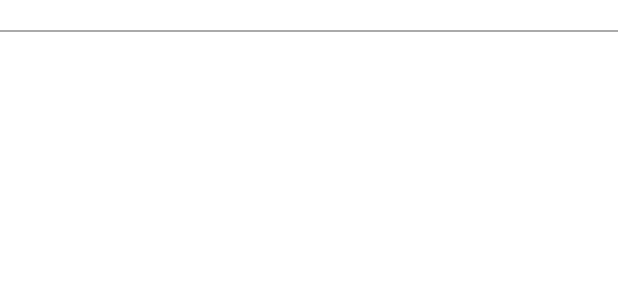
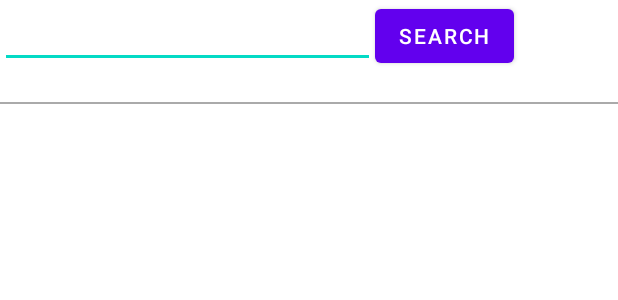
Before and after one commit to DonLuc/android-incubator, an Android app: the layout activity_main.xml on its own in the app's theme, with its tools: preview values and no code run, on a phone screen of 412 x 824 dp. Shown: the top 300 px of the screen. Run offline under Robolectric (Android 15) with nearby library versions, the phone set to English and light mode, and no system bars.

```diff
--- a/app/build.gradle
+++ b/app/build.gradle
@@ -66,6 +66,8 @@ dependencies {
     implementation "com.github.akarnokd:rxjava3-retrofit-adapter:3.0.0"
     implementation 'com.squareup.retrofit2:converter-gson:2.7.2'
     implementation 'com.squareup.okhttp3:logging-interceptor:3.14.9'
+    implementation 'com.jakewharton.rxbinding2:rxbinding:2.1.1'
+    implementation 'com.hannesdorfmann.mosby3:mvi:3.1.0'
 
     // Recyclerview
     implementation 'androidx.recyclerview:recyclerview:1.1.0'
--- a/app/src/main/res/layout/activity_main.xml
+++ b/app/src/main/res/layout/activity_main.xml
@@ -6,6 +6,21 @@
     android:layout_height="wrap_content"
     android:orientation="vertical"
     tools:context=".MainActivity">
+
+    <LinearLayout
+        android:layout_width="match_parent"
+        android:layout_height="wrap_content"
+        android:orientation="horizontal">
+        <EditText
+            android:layout_width="250dp"
+            android:layout_height="wrap_content"
+            android:id="@+id/editTextSearch" />
+        <Button
+            android:id="@+id/btnSearch"
+            android:layout_width="wrap_content"
+            android:text="Search"
+            android:layout_height="wrap_content"/>
+    </LinearLayout>
 
     <ProgressBar
         android:id="@+id/progressBar1"
```
Also changed, not shown: app/src/main/java/com/lucas/medicaltools/MainActivity.kt (+11 -1 lines), app/src/main/java/com/lucas/medicaltools/MainPresenter.kt (added, +23 -0 lines), app/src/main/java/com/lucas/medicaltools/MainView.kt (added, +11 -0 lines), app/src/main/java/com/lucas/medicaltools/MainViewState.kt (added, +10 -0 lines), app/src/main/java/com/lucas/medicaltools/service/MainRepository.kt (added, +22 -0 lines).
